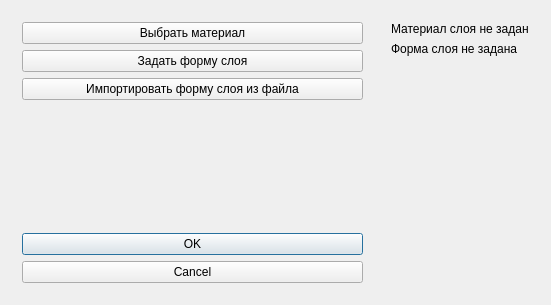
Qt form src/VWindowLayer.ui (travenos/vari) before a commit.
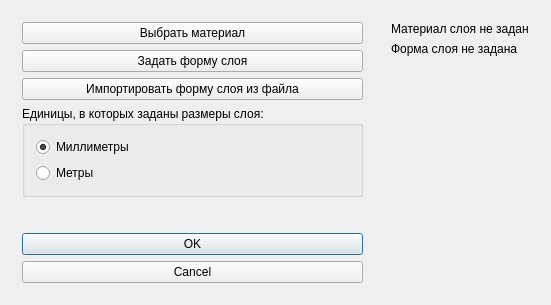
The same form after that commit.

Diff of the .ui file:
```diff
--- a/src/VWindowLayer.ui
+++ b/src/VWindowLayer.ui
@@ -48,6 +48,32 @@
          </property>
         </widget>
        </item>
+       <item>
+        <widget class="QGroupBox" name="unitsBox">
+         <property name="title">
+          <string>Единицы, в которых заданы размеры слоя:</string>
+         </property>
+         <layout class="QVBoxLayout" name="verticalLayout_3">
+          <item>
+           <widget class="QRadioButton" name="mmRadioButton">
+            <property name="text">
+             <string>Миллиметры</string>
+            </property>
+            <property name="checked">
+             <bool>true</bool>
+            </property>
+           </widget>
+          </item>
+          <item>
+           <widget class="QRadioButton" name="mRadioButton">
+            <property name="text">
+             <string>Метры</string>
+            </property>
+           </widget>
+          </item>
+         </layout>
+        </widget>
+       </item>
        <item>
         <spacer name="verticalSpacer">
          <property name="orientation">
```
